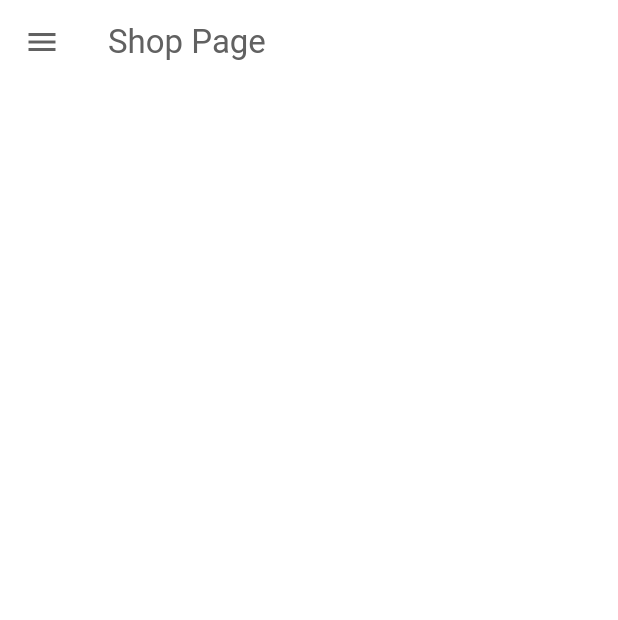
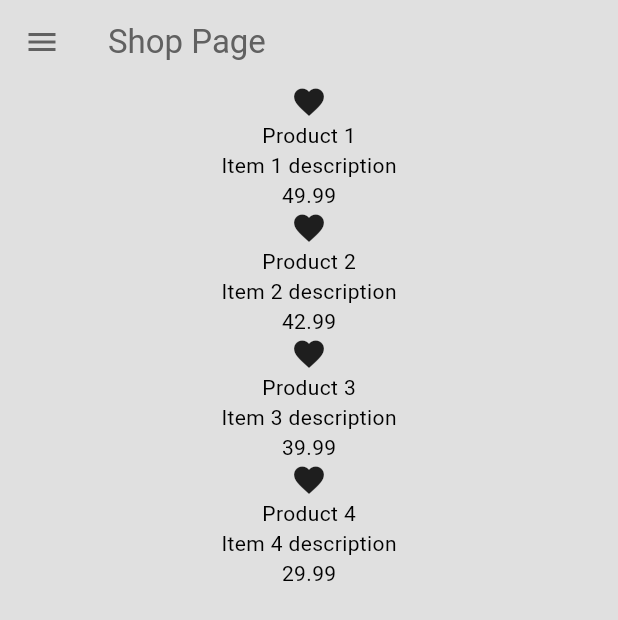
Before and after one commit to marquinhos2017/ecommerce_app, a Flutter app: the screen it shows after launch, after a tap on the "arrow forward" icon, on a phone screen of 412 x 824 dp. Shown: the top 620 px of the screen. Run offline on Flutter 3.47's test engine with Material 3 defaults, Android fonts, the phone set to English and light mode, and no system bars.

Commit message:
add some codes and building the view the products using provider extension

```diff
--- /dev/null
+++ b/lib/components/my_product_tile.dart
@@ -0,0 +1,19 @@
+import 'package:ecommerce_app/models/product.dart';
+import 'package:flutter/material.dart';
+
+class MyProductTile extends StatelessWidget {
+  final Product product;
+  const MyProductTile({super.key, required this.product});
+
+  @override
+  Widget build(BuildContext context) {
+    return Container(
+      child: Column(children: [
+        Icon(Icons.favorite),
+        Text(product.name),
+        Text(product.description),
+        Text(product.price.toStringAsFixed(2)),
+      ]),
+    );
+  }
+}
--- a/lib/main.dart
+++ b/lib/main.dart
@@ -1,11 +1,16 @@
+import 'package:ecommerce_app/models/shop.dart';
 import 'package:ecommerce_app/pages/IntroPage.dart';
 import 'package:ecommerce_app/pages/ShopPage.dart';
 import 'package:ecommerce_app/pages/cart_page.dart';
 import 'package:ecommerce_app/themes/light_mode.dart';
 import 'package:flutter/material.dart';
+import 'package:provider/provider.dart';
 
 void main() {
-  runApp(const MyApp());
+  runApp(ChangeNotifierProvider(
+    create: (context) => Shop(),
+    child: const MyApp(),
+  ));
 }
 
 class MyApp extends StatelessWidget {
--- a/lib/models/product.dart
+++ b/lib/models/product.dart
@@ -2,12 +2,12 @@ class Product {
   final String name;
   final double price;
   final String description;
-  final String imagePath;
+  //final String imagePath;
 
   Product({
     required this.name,
     required this.price,
     required this.description,
-    required this.imagePath,
+    //required this.imagePath,
   });
 }
--- a/lib/models/shop.dart
+++ b/lib/models/shop.dart
@@ -1,6 +1,7 @@
 import 'package:ecommerce_app/models/product.dart';
+import 'package:flutter/material.dart';
 
-class Shop {
+class Shop extends ChangeNotifier {
   final List<Product> _shop = [
     Product(
       name: "Product 1",
@@ -35,9 +36,11 @@ class Shop {
 
   void addToCart(Product item) {
     _cart.add(item);
+    notifyListeners();
   }
 
   void removeFromCart(Product item) {
     _cart.remove(item);
+    notifyListeners();
   }
 }
--- a/lib/pages/ShopPage.dart
+++ b/lib/pages/ShopPage.dart
@@ -1,11 +1,17 @@
 import 'package:ecommerce_app/components/my_drawer.dart';
+import 'package:ecommerce_app/components/my_product_tile.dart';
+import 'package:ecommerce_app/models/shop.dart';
 import 'package:flutter/material.dart';
+import 'package:provider/provider.dart';
 
 class ShopPage extends StatelessWidget {
   const ShopPage({super.key});
 
   @override
   Widget build(BuildContext context) {
+    // access products in shop
+    final products = context.watch<Shop>().shop;
+
     return Scaffold(
       appBar: AppBar(
         backgroundColor: Colors.transparent,
@@ -13,7 +19,18 @@ class ShopPage extends StatelessWidget {
         foregroundColor: Theme.of(context).colorScheme.inversePrimary,
         title: const Text("Shop Page"),
       ),
-      drawer: MyDrawer(),
+      drawer: const MyDrawer(),
+      backgroundColor: Theme.of(context).colorScheme.background,
+      body: ListView.builder(
+        itemCount: products.length,
+        itemBuilder: (context, index) {
+          // get each individual product from shop
+          final product = products[index];
+
+          // return as a prodcut tile UI
+          return MyProductTile(product: product);
+        },
+      ),
     );
   }
 }
--- a/pubspec.yaml
+++ b/pubspec.yaml
@@ -35,6 +35,7 @@ dependencies:
   # The following adds the Cupertino Icons font to your application.
   # Use with the CupertinoIcons class for iOS style icons.
   cupertino_icons: ^1.0.2
+  provider: ^6.1.1
 
 dev_dependencies:
   flutter_test:
```
Also changed, not shown: pubspec.lock.
